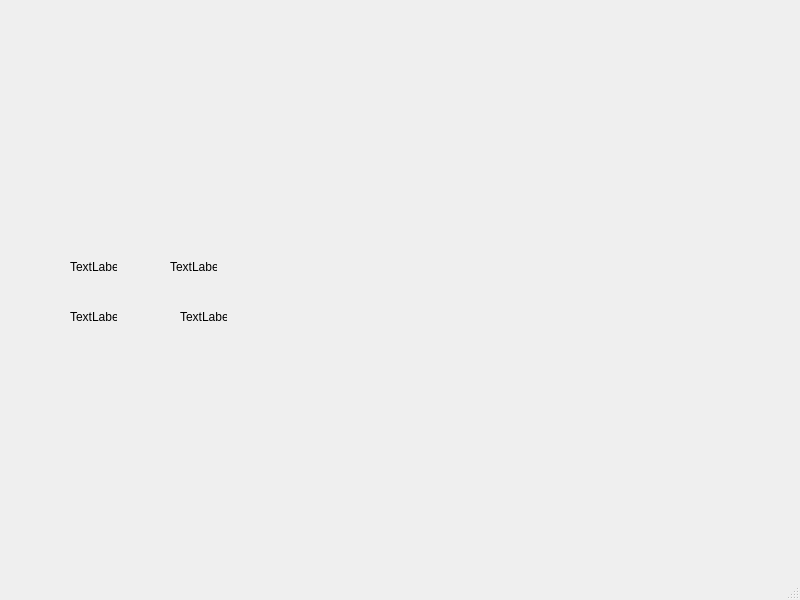
This is ui_files/main_window.ui in SuheybAden/Scheduling_App as Qt 5 draws it before an edit. The edited form follows.
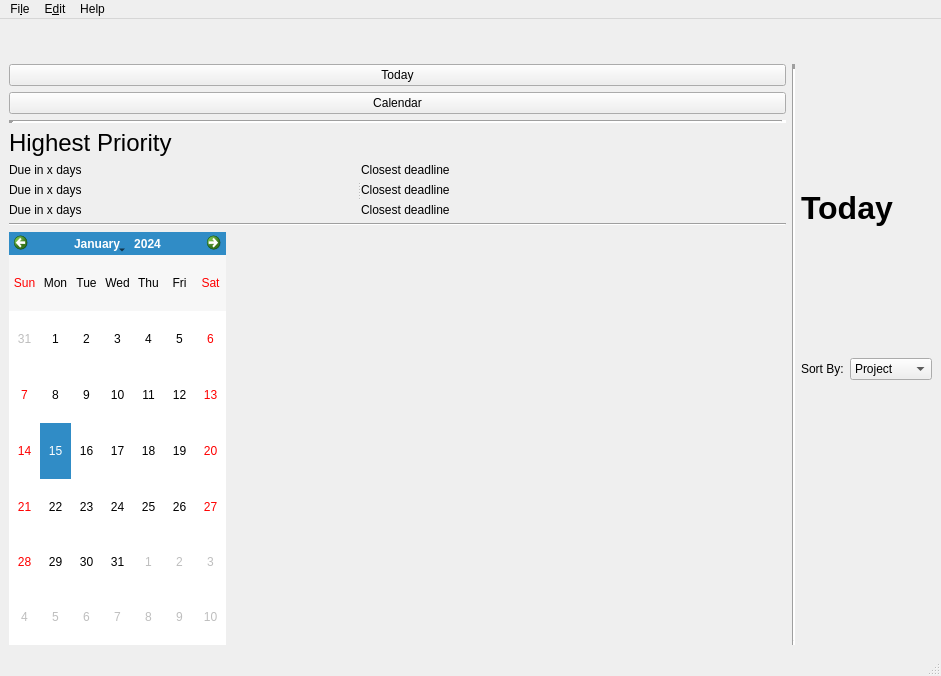
This is the edited form. Icons and pictures are not drawn.

Commit message: Added some resources and updated main window ui

```diff
--- a/ui_files/main_window.ui
+++ b/ui_files/main_window.ui
@@ -6,76 +6,356 @@
    <rect>
     <x>0</x>
     <y>0</y>
-    <width>800</width>
-    <height>600</height>
+    <width>941</width>
+    <height>676</height>
    </rect>
   </property>
   <property name="windowTitle">
    <string>MainWindow</string>
   </property>
   <widget class="QWidget" name="centralwidget">
-   <widget class="QLabel" name="label">
-    <property name="geometry">
-     <rect>
-      <x>70</x>
-      <y>260</y>
-      <width>47</width>
-      <height>13</height>
-     </rect>
-    </property>
-    <property name="text">
-     <string>TextLabel</string>
-    </property>
-   </widget>
-   <widget class="QLabel" name="label_2">
-    <property name="geometry">
-     <rect>
-      <x>170</x>
-      <y>260</y>
-      <width>47</width>
-      <height>13</height>
-     </rect>
-    </property>
-    <property name="text">
-     <string>TextLabel</string>
-    </property>
-   </widget>
-   <widget class="QLabel" name="label_3">
-    <property name="geometry">
-     <rect>
-      <x>70</x>
-      <y>310</y>
-      <width>47</width>
-      <height>13</height>
-     </rect>
-    </property>
-    <property name="text">
-     <string>TextLabel</string>
-    </property>
-   </widget>
-   <widget class="QLabel" name="label_4">
-    <property name="geometry">
-     <rect>
-      <x>180</x>
-      <y>310</y>
-      <width>47</width>
-      <height>13</height>
-     </rect>
-    </property>
-    <property name="text">
-     <string>TextLabel</string>
-    </property>
-   </widget>
+   <layout class="QVBoxLayout" name="verticalLayout_5">
+    <item>
+     <layout class="QHBoxLayout" name="icon_row">
+      <item>
+       <spacer name="horizontalSpacer">
+        <property name="orientation">
+         <enum>Qt::Horizontal</enum>
+        </property>
+        <property name="sizeHint" stdset="0">
+         <size>
+          <width>40</width>
+          <height>20</height>
+         </size>
+        </property>
+       </spacer>
+      </item>
+      <item>
+       <layout class="QHBoxLayout" name="horizontalLayout">
+        <property name="spacing">
+         <number>10</number>
+        </property>
+        <property name="sizeConstraint">
+         <enum>QLayout::SetMinimumSize</enum>
+        </property>
+        <item>
+         <widget class="QLabel" name="label">
+          <property name="sizePolicy">
+           <sizepolicy hsizetype="Maximum" vsizetype="Maximum">
+            <horstretch>0</horstretch>
+            <verstretch>0</verstretch>
+           </sizepolicy>
+          </property>
+          <property name="minimumSize">
+           <size>
+            <width>30</width>
+            <height>30</height>
+           </size>
+          </property>
+          <property name="maximumSize">
+           <size>
+            <width>30</width>
+            <height>30</height>
+           </size>
+          </property>
+          <property name="text">
+           <string/>
+          </property>
+          <property name="pixmap">
+           <pixmap resource="../resources/resource.qrc">:/icons/list.png</pixmap>
+          </property>
+          <property name="scaledContents">
+           <bool>true</bool>
+          </property>
+         </widget>
+        </item>
+        <item>
+         <widget class="QLabel" name="label_10">
+          <property name="sizePolicy">
+           <sizepolicy hsizetype="Maximum" vsizetype="Maximum">
+            <horstretch>0</horstretch>
+            <verstretch>0</verstretch>
+           </sizepolicy>
+          </property>
+          <property name="minimumSize">
+           <size>
+            <width>30</width>
+            <height>30</height>
+           </size>
+          </property>
+          <property name="maximumSize">
+           <size>
+            <width>30</width>
+            <height>30</height>
+           </size>
+          </property>
+          <property name="text">
+           <string/>
+          </property>
+          <property name="pixmap">
+           <pixmap resource="../resources/resource.qrc">:/icons/notifications_none.svg</pixmap>
+          </property>
+          <property name="scaledContents">
+           <bool>true</bool>
+          </property>
+         </widget>
+        </item>
+        <item>
+         <widget class="QLabel" name="label_9">
+          <property name="minimumSize">
+           <size>
+            <width>30</width>
+            <height>30</height>
+           </size>
+          </property>
+          <property name="maximumSize">
+           <size>
+            <width>30</width>
+            <height>30</height>
+           </size>
+          </property>
+          <property name="text">
+           <string/>
+          </property>
+          <property name="pixmap">
+           <pixmap resource="../resources/resource.qrc">:/icons/settings.svg</pixmap>
+          </property>
+          <property name="scaledContents">
+           <bool>true</bool>
+          </property>
+         </widget>
+        </item>
+       </layout>
+      </item>
+     </layout>
+    </item>
+    <item>
+     <layout class="QHBoxLayout" name="horizontalLayout_2">
+      <item>
+       <layout class="QVBoxLayout" name="verticalLayout_3">
+        <item>
+         <widget class="QPushButton" name="pushButton_2">
+          <property name="text">
+           <string>Today</string>
+          </property>
+         </widget>
+        </item>
+        <item>
+         <widget class="QPushButton" name="pushButton">
+          <property name="enabled">
+           <bool>true</bool>
+          </property>
+          <property name="text">
+           <string>Calendar</string>
+          </property>
+         </widget>
+        </item>
+        <item>
+         <widget class="Line" name="line">
+          <property name="lineWidth">
+           <number>5</number>
+          </property>
+          <property name="orientation">
+           <enum>Qt::Horizontal</enum>
+          </property>
+         </widget>
+        </item>
+        <item>
+         <widget class="QLabel" name="label_2">
+          <property name="font">
+           <font>
+            <pointsize>18</pointsize>
+           </font>
+          </property>
+          <property name="text">
+           <string>Highest Priority</string>
+          </property>
+          <property name="scaledContents">
+           <bool>false</bool>
+          </property>
+         </widget>
+        </item>
+        <item>
+         <widget class="QSplitter" name="splitter">
+          <property name="orientation">
+           <enum>Qt::Horizontal</enum>
+          </property>
+          <widget class="QWidget" name="">
+           <layout class="QVBoxLayout" name="verticalLayout_2">
+            <item>
+             <widget class="QLabel" name="label_4">
+              <property name="text">
+               <string>Due in x days</string>
+              </property>
+             </widget>
+            </item>
+            <item>
+             <widget class="QLabel" name="label_6">
+              <property name="text">
+               <string>Due in x days</string>
+              </property>
+             </widget>
+            </item>
+            <item>
+             <widget class="QLabel" name="label_8">
+              <property name="text">
+               <string>Due in x days</string>
+              </property>
+             </widget>
+            </item>
+           </layout>
+          </widget>
+          <widget class="QWidget" name="">
+           <layout class="QVBoxLayout" name="verticalLayout">
+            <item>
+             <widget class="QLabel" name="label_5">
+              <property name="text">
+               <string>Closest deadline</string>
+              </property>
+             </widget>
+            </item>
+            <item>
+             <widget class="QLabel" name="label_3">
+              <property name="text">
+               <string>Closest deadline</string>
+              </property>
+             </widget>
+            </item>
+            <item>
+             <widget class="QLabel" name="label_7">
+              <property name="text">
+               <string>Closest deadline</string>
+              </property>
+             </widget>
+            </item>
+           </layout>
+          </widget>
+         </widget>
+        </item>
+        <item>
+         <widget class="Line" name="line_2">
+          <property name="orientation">
+           <enum>Qt::Horizontal</enum>
+          </property>
+         </widget>
+        </item>
+        <item>
+         <widget class="QCalendarWidget" name="calendarWidget">
+          <property name="sizePolicy">
+           <sizepolicy hsizetype="Fixed" vsizetype="Preferred">
+            <horstretch>0</horstretch>
+            <verstretch>0</verstretch>
+           </sizepolicy>
+          </property>
+          <property name="inputMethodHints">
+           <set>Qt::ImhNone</set>
+          </property>
+          <property name="firstDayOfWeek">
+           <enum>Qt::Sunday</enum>
+          </property>
+          <property name="verticalHeaderFormat">
+           <enum>QCalendarWidget::NoVerticalHeader</enum>
+          </property>
+          <property name="navigationBarVisible">
+           <bool>true</bool>
+          </property>
+          <property name="dateEditEnabled">
+           <bool>true</bool>
+          </property>
+         </widget>
+        </item>
+       </layout>
+      </item>
+      <item>
+       <widget class="Line" name="line_3">
+        <property name="lineWidth">
+         <number>5</number>
+        </property>
+        <property name="orientation">
+         <enum>Qt::Vertical</enum>
+        </property>
+       </widget>
+      </item>
+      <item>
+       <layout class="QVBoxLayout" name="verticalLayout_4">
+        <item>
+         <widget class="QLabel" name="label_11">
+          <property name="font">
+           <font>
+            <pointsize>24</pointsize>
+            <weight>75</weight>
+            <bold>true</bold>
+           </font>
+          </property>
+          <property name="text">
+           <string>Today</string>
+          </property>
+         </widget>
+        </item>
+        <item>
+         <layout class="QFormLayout" name="formLayout">
+          <item row="0" column="1">
+           <widget class="QComboBox" name="comboBox">
+            <item>
+             <property name="text">
+              <string>Project</string>
+             </property>
+            </item>
+            <item>
+             <property name="text">
+              <string>Due Date</string>
+             </property>
+            </item>
+            <item>
+             <property name="text">
+              <string>Priority</string>
+             </property>
+            </item>
+           </widget>
+          </item>
+          <item row="0" column="0">
+           <widget class="QLabel" name="label_12">
+            <property name="text">
+             <string>Sort By:</string>
+            </property>
+           </widget>
+          </item>
+         </layout>
+        </item>
+       </layout>
+      </item>
+     </layout>
+    </item>
+   </layout>
   </widget>
   <widget class="QMenuBar" name="menubar">
    <property name="geometry">
     <rect>
      <x>0</x>
      <y>0</y>
-     <width>800</width>
-     <height>21</height>
+     <width>941</width>
+     <height>30</height>
     </rect>
    </property>
+   <widget class="QMenu" name="menuFile">
+    <property name="title">
+     <string>Fi&amp;le</string>
+    </property>
+    <addaction name="actionImport_csv"/>
+   </widget>
+   <widget class="QMenu" name="menuEdit">
+    <property name="title">
+     <string>E&amp;dit</string>
+    </property>
+   </widget>
+   <widget class="QMenu" name="menuHelp">
+    <property name="title">
+     <string>Help</string>
+    </property>
+   </widget>
+   <addaction name="menuFile"/>
+   <addaction name="menuEdit"/>
+   <addaction name="menuHelp"/>
   </widget>
   <widget class="QStatusBar" name="statusbar"/>
  </widget>
```
Left out of the diff: 9 changed lines with no effect on the pictures. The commit also changes 4 other files.
